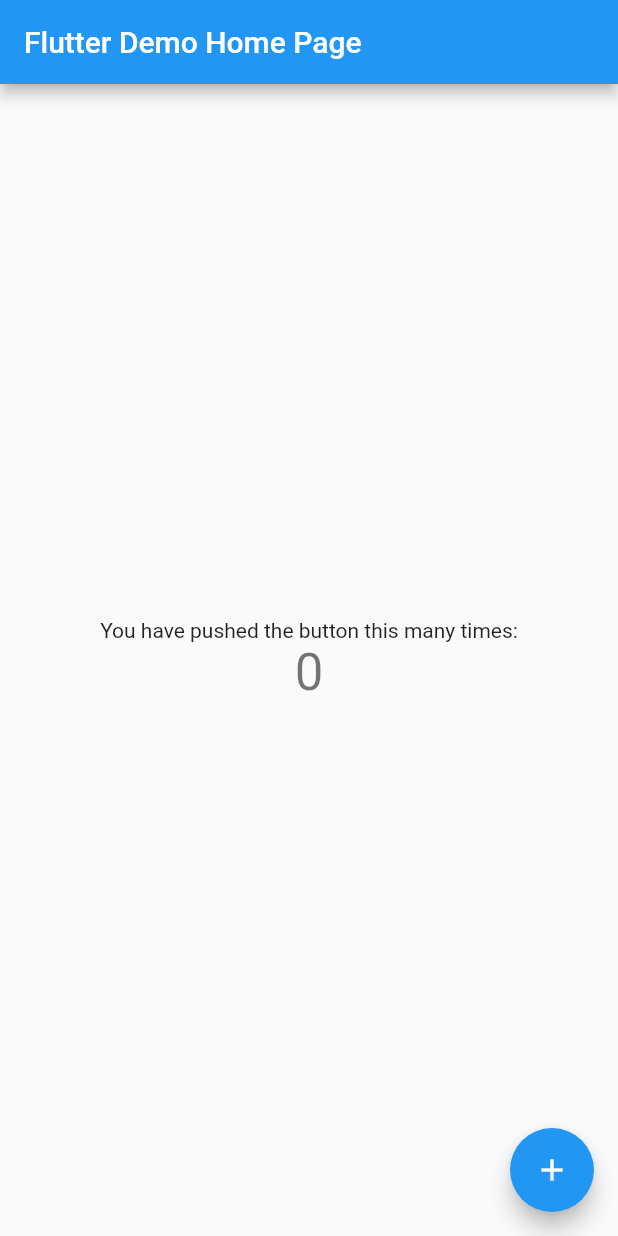
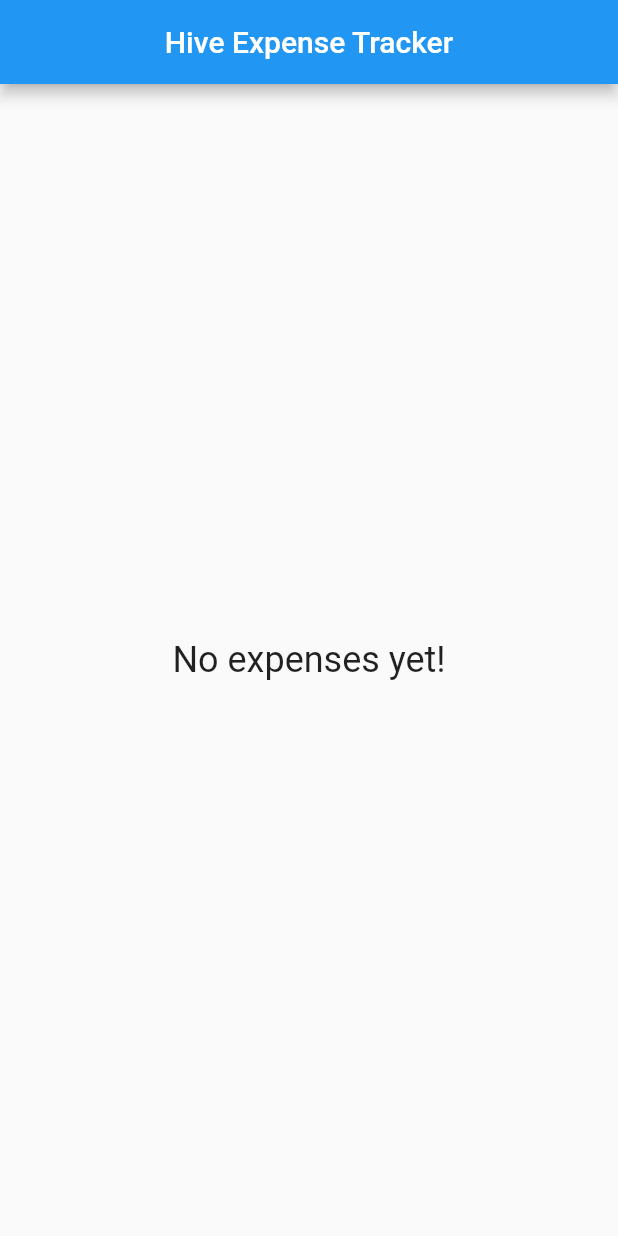
Before and after one commit to shunsukenoguchi/hive_sample_transaction, a Flutter app: the screen it shows after launch, on a phone screen of 412 x 824 dp. Run offline on Flutter 3.47's test engine with Material 2 defaults, Android fonts, the phone set to English and light mode, and no system bars; our stand-ins replace hive, hive_flutter; accounts and stored records are empty.

Commit message:
model 完成

```diff
--- /dev/null
+++ b/lib/boxes.dart
@@ -0,0 +1,7 @@
+import 'package:hive/hive.dart';
+import 'package:hive_sample_transaction/model/transaction.dart';
+
+class Boxes {
+  static Box<Transaction> getTransactions() =>
+      Hive.box<Transaction>('transactions');
+}
--- a/lib/main.dart
+++ b/lib/main.dart
@@ -1,16 +1,20 @@
 import 'package:flutter/material.dart';
 import 'package:hive/hive.dart';
 import 'package:hive_flutter/hive_flutter.dart';
+import 'package:hive_sample_transaction/model/transaction.dart';
+import 'package:hive_sample_transaction/page/transaction_page.dart';
 
 Future<void> main() async {
   WidgetsFlutterBinding.ensureInitialized();
 
   await Hive.initFlutter();
+  Hive.registerAdapter(TransactionAdapter());
+  await Hive.openBox<Transaction>('transactions');
   runApp(MyApp());
 }
 
 class MyApp extends StatelessWidget {
-  // This widget is the root of your application.
+  static final String title = 'Hive Expense App';
   @override
   Widget build(BuildContext context) {
     return MaterialApp(
@@ -18,54 +22,7 @@ class MyApp extends StatelessWidget {
       theme: ThemeData(
         primarySwatch: Colors.blue,
       ),
-      home: MyHomePage(title: 'Flutter Demo Home Page'),
+      home: TransactionPage(),
     );
   }
 }
-
-class MyHomePage extends StatefulWidget {
-  MyHomePage({Key? key, required this.title}) : super(key: key);
-
-  final String title;
-
-  @override
-  _MyHomePageState createState() => _MyHomePageState();
-}
-
-class _MyHomePageState extends State<MyHomePage> {
-  int _counter = 0;
-
-  void _incrementCounter() {
-    setState(() {
-      _counter++;
-    });
-  }
-
-  @override
-  Widget build(BuildContext context) {
-    return Scaffold(
-      appBar: AppBar(
-        title: Text(widget.title),
-      ),
-      body: Center(
-        child: Column(
-          mainAxisAlignment: MainAxisAlignment.center,
-          children: <Widget>[
-            Text(
-              'You have pushed the button this many times:',
-            ),
-            Text(
-              '$_counter',
-              style: Theme.of(context).textTheme.headline4,
-            ),
-          ],
-        ),
-      ),
-      floatingActionButton: FloatingActionButton(
-        onPressed: _incrementCounter,
-        tooltip: 'Increment',
-        child: Icon(Icons.add),
-      ), // This trailing comma makes auto-formatting nicer for build methods.
-    );
-  }
-}
--- /dev/null
+++ b/lib/page/transaction_page.dart
@@ -0,0 +1,160 @@
+import 'package:flutter/material.dart';
+import 'package:hive/hive.dart';
+import 'package:hive_flutter/hive_flutter.dart';
+import 'package:hive_sample_transaction/boxes.dart';
+import 'package:hive_sample_transaction/model/transaction.dart';
+// import 'package:hive_database_example/widget/transaction_dialog.dart';
+// import 'package:intl/intl.dart';
+
+class TransactionPage extends StatefulWidget {
+  @override
+  _TransactionPageState createState() => _TransactionPageState();
+}
+
+class _TransactionPageState extends State<TransactionPage> {
+  @override
+  void dispose() {
+    Hive.close();
+
+    super.dispose();
+  }
+
+  @override
+  Widget build(BuildContext context) => Scaffold(
+        appBar: AppBar(
+          title: Text('Hive Expense Tracker'),
+          centerTitle: true,
+        ),
+        body: ValueListenableBuilder<Box<Transaction>>(
+          valueListenable: Boxes.getTransactions().listenable(),
+          builder: (context, box, _) {
+            final transactions = box.values.toList().cast<Transaction>();
+
+            return buildContent(transactions);
+          },
+        ),
+        // floatingActionButton: FloatingActionButton(
+        //   child: Icon(Icons.add),
+        //   onPressed: () => showDialog(
+        //     context: context,
+        //     builder: (context) => TransactionDialog(
+        //       onClickedDone: addTransaction,
+        //     ),
+        //   ),
+        // ),
+      );
+
+  Widget buildContent(List<Transaction> transactions) {
+    if (transactions.isEmpty) {
+      return Center(
+        child: Text(
+          'No expenses yet!',
+          style: TextStyle(fontSize: 24),
+        ),
+      );
+    }
+    return Column(
+      children: [
+        SizedBox(height: 24),
+        Expanded(
+          child: ListView.builder(
+            padding: EdgeInsets.all(8),
+            itemCount: transactions.length,
+            itemBuilder: (BuildContext context, int index) {
+              final transaction = transactions[index];
+
+              return buildTransaction(context, transaction);
+            },
+          ),
+        ),
+      ],
+    );
+  }
+}
+
+Widget buildTransaction(
+  BuildContext context,
+  Transaction transaction,
+) {
+  final age = transaction.age.toStringAsFixed(2);
+
+  return Card(
+    color: Colors.white,
+    child: ExpansionTile(
+      tilePadding: EdgeInsets.symmetric(horizontal: 24, vertical: 8),
+      title: Text(
+        transaction.name,
+        maxLines: 2,
+        style: TextStyle(fontWeight: FontWeight.bold, fontSize: 18),
+      ),
+      subtitle: Text(age),
+      // children: [
+      //   buildButtons(context, transaction),
+      // ],
+    ),
+  );
+}
+
+// Widget buildButtons(BuildContext context, Transaction transaction) => Row(
+//   children: [
+//     Expanded(
+//       child: TextButton.icon(
+//         label: Text('Edit'),
+//         icon: Icon(Icons.edit),
+//         onPressed: () => Navigator.of(context).push(
+//           MaterialPageRoute(
+//             builder: (context) => TransactionDialog(
+//               transaction: transaction,
+//               onClickedDone: (name, amount, isExpense) =>
+//                   editTransaction(transaction, name, amount, isExpense),
+//             ),
+//           ),
+//         ),
+//       ),
+//     ),
+//     Expanded(
+//       child: TextButton.icon(
+//         label: Text('Delete'),
+//         icon: Icon(Icons.delete),
+//         onPressed: () => deleteTransaction(transaction),
+//       ),
+//     )
+//   ],
+// );
+
+Future addTransaction(String name, int age) async {
+  final transaction = Transaction()
+    ..name = name
+    ..age = age;
+
+  final box = Boxes.getTransactions();
+  box.add(transaction);
+  //box.put('mykey', transaction);
+
+  // final mybox = Boxes.getTransactions();
+  // final myTransaction = mybox.get('key');
+  // mybox.values;
+  // mybox.keys;
+}
+
+void editTransaction(
+  Transaction transaction,
+  String name,
+  int age,
+) {
+  transaction.name = name;
+  transaction.age = age;
+
+  // final box = Boxes.getTransactions();
+  // box.put(transaction.key, transaction);
+
+  transaction.save();
+}
+
+void deleteTransaction(Transaction transaction) {
+  // final box = Boxes.getTransactions();
+  // box.delete(transaction.key);
+
+  transaction.delete();
+  //setState(() => transactions.remove(transaction));
+}
```
Also changed, not shown: 3 other files.
